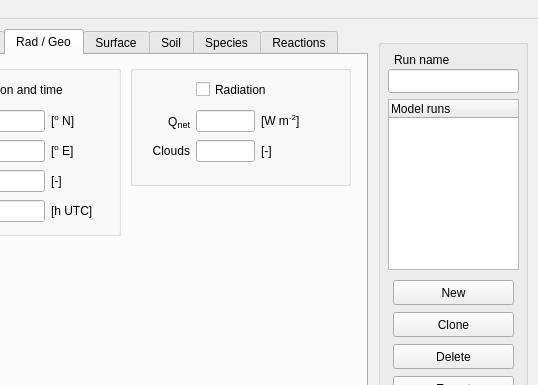
This is mainwindow.ui in classmodel/modelgui as Qt 5 draws it before an edit; both pictures show x 112 to 650 and y 0 to 385 of the 650 by 540 pixel window. The edited form follows.
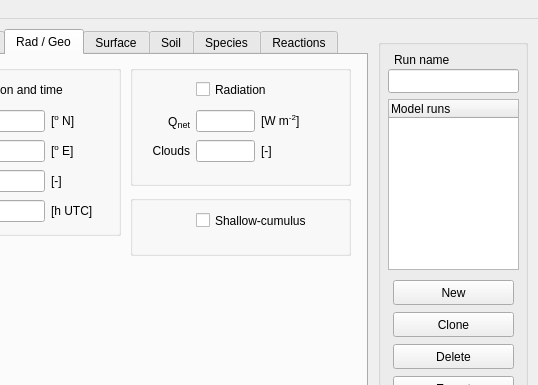
This is the edited form. The open tabs and pages were chosen to show the change.

Commit message: Added shallow-cumulus switch to interface

Patch:
```diff
--- a/mainwindow.ui
+++ b/mainwindow.ui
@@ -1896,6 +1896,60 @@
        </layout>
       </widget>
      </widget>
+     <widget class="QGroupBox" name="cu_group">
+      <property name="geometry">
+       <rect>
+        <x>230</x>
+        <y>140</y>
+        <width>221</width>
+        <height>61</height>
+       </rect>
+      </property>
+      <property name="title">
+       <string/>
+      </property>
+      <widget class="QWidget" name="gridLayoutWidget_27">
+       <property name="geometry">
+        <rect>
+         <x>10</x>
+         <y>10</y>
+         <width>201</width>
+         <height>31</height>
+        </rect>
+       </property>
+       <layout class="QGridLayout" name="cu_grid" columnminimumwidth="0,95,0">
+        <property name="sizeConstraint">
+         <enum>QLayout::SetMinimumSize</enum>
+        </property>
+        <item row="0" column="1" colspan="2">
+         <widget class="QCheckBox" name="sw_cu">
+          <property name="minimumSize">
+           <size>
+            <width>0</width>
+            <height>25</height>
+           </size>
+          </property>
+          <property name="text">
+           <string>Shallow-cumulus</string>
+          </property>
+         </widget>
+        </item>
+        <item row="0" column="0">
+         <widget class="QLabel" name="cu_dummy_label">
+          <property name="toolTip">
+           <string/>
+          </property>
+          <property name="text">
+           <string/>
+          </property>
+          <property name="alignment">
+           <set>Qt::AlignRight|Qt::AlignTrailing|Qt::AlignVCenter</set>
+          </property>
+         </widget>
+        </item>
+       </layout>
+      </widget>
+     </widget>
     </widget>
     <widget class="QWidget" name="surfaceTab">
      <attribute name="title">
```
The commit also changes 6 other files.
